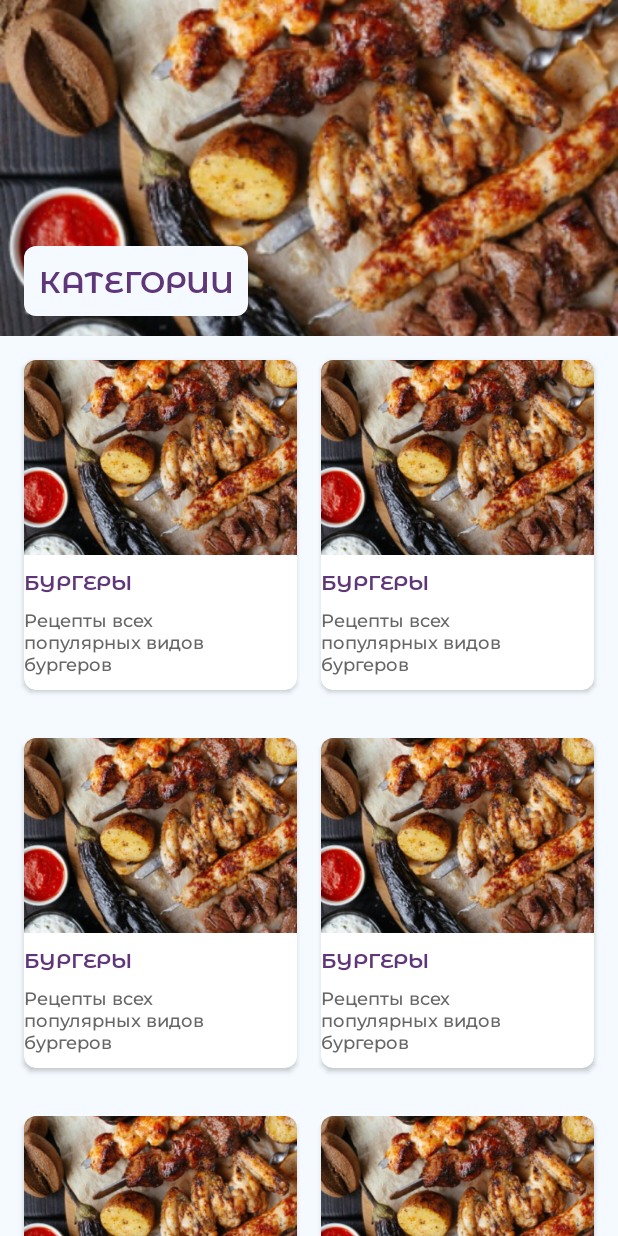
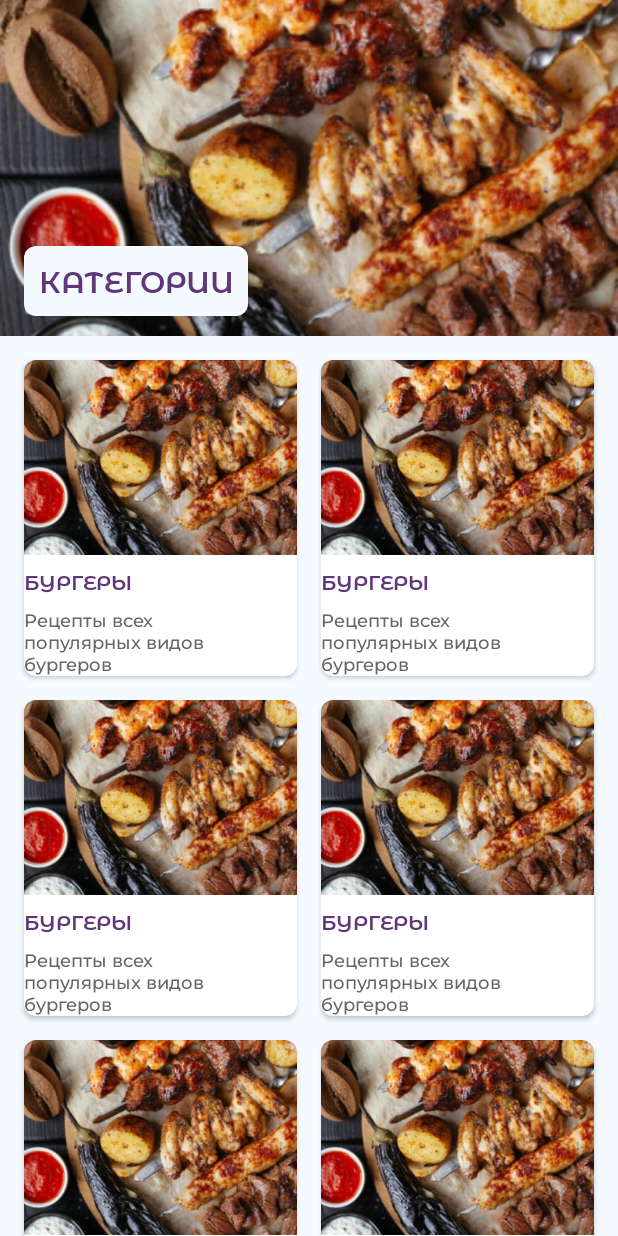
Before and after one commit to jybo84/CookingApp, an Android app: the layout fragment_list_categories.xml on its own in the app's theme, with its tools: preview values and no code run, on a phone screen of 412 x 824 dp. Run offline under Robolectric (Android 15) with nearby library versions, the phone set to English and light mode, and no system bars.

Commit message:
RA-07 Реализация базового макета со списком категорий (макет) - замечания

```diff
--- a/app/src/main/res/layout/fragment_list_categories.xml
+++ b/app/src/main/res/layout/fragment_list_categories.xml
@@ -44,6 +44,8 @@
         app:layoutManager="androidx.recyclerview.widget.GridLayoutManager"
         app:spanCount="2"
         tools:itemCount="6"
-        tools:listitem="@layout/item_category" />
+        tools:listitem="@layout/item_category"
+        android:layout_marginTop="8dp"
+        />
 
 </LinearLayout>
--- a/app/src/main/res/layout/item_category.xml
+++ b/app/src/main/res/layout/item_category.xml
@@ -3,11 +3,12 @@
     xmlns:app="http://schemas.android.com/apk/res-auto"
     xmlns:tools="http://schemas.android.com/tools"
     android:layout_width="match_parent"
-    android:layout_height="220dp"
+    android:layout_height="wrap_content"
     android:layout_marginHorizontal="8dp"
     android:clickable="true"
     app:cardCornerRadius="@dimen/corner_radius"
     android:layout_marginVertical="16dp"
+    android:layout_margin="8dp"
     >
 
     <LinearLayout
```
